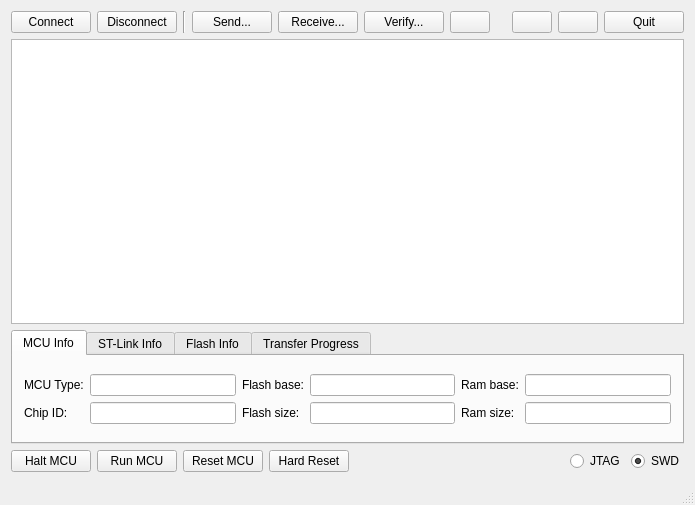
First picture: the form in ui/mainwindow.ui, repository fpoussin/QStlink2, before the edit.
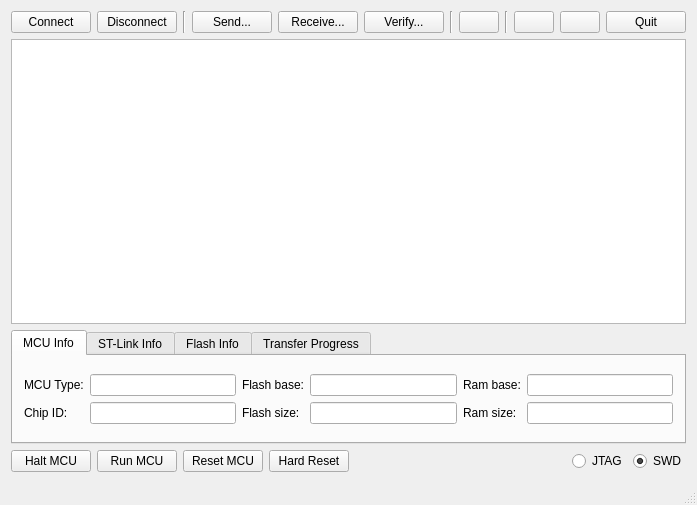
Second picture: the form after the edit. The open tabs and pages were chosen to show the change. Icons and pictures are not drawn.

What changed in the file:
```diff
--- a/ui/mainwindow.ui
+++ b/ui/mainwindow.ui
@@ -74,6 +74,13 @@
           </property>
          </widget>
         </item>
+        <item>
+         <widget class="Line" name="line_3">
+          <property name="orientation">
+           <enum>Qt::Vertical</enum>
+          </property>
+         </widget>
+        </item>
         <item>
          <widget class="QPushButton" name="b_repeat">
           <property name="enabled">
@@ -91,6 +98,13 @@
           </property>
          </widget>
         </item>
+        <item>
+         <widget class="Line" name="line_4">
+          <property name="orientation">
+           <enum>Qt::Vertical</enum>
+          </property>
+         </widget>
+        </item>
        </layout>
       </item>
       <item>
@@ -143,6 +157,9 @@
     </item>
     <item>
      <widget class="QPlainTextEdit" name="t_log">
+      <property name="enabled">
+       <bool>true</bool>
+      </property>
       <property name="sizePolicy">
        <sizepolicy hsizetype="Expanding" vsizetype="MinimumExpanding">
         <horstretch>0</horstretch>
@@ -167,12 +184,21 @@
     </item>
     <item>
      <widget class="QTabWidget" name="tabw_info">
+      <property name="enabled">
+       <bool>true</bool>
+      </property>
       <property name="sizePolicy">
        <sizepolicy hsizetype="Expanding" vsizetype="Preferred">
         <horstretch>0</horstretch>
         <verstretch>0</verstretch>
        </sizepolicy>
       </property>
+      <property name="tabPosition">
+       <enum>QTabWidget::North</enum>
+      </property>
+      <property name="tabShape">
+       <enum>QTabWidget::Rounded</enum>
+      </property>
       <property name="currentIndex">
        <number>3</number>
       </property>
```
Left out of the diff: 5 changed lines with no effect on the pictures.
